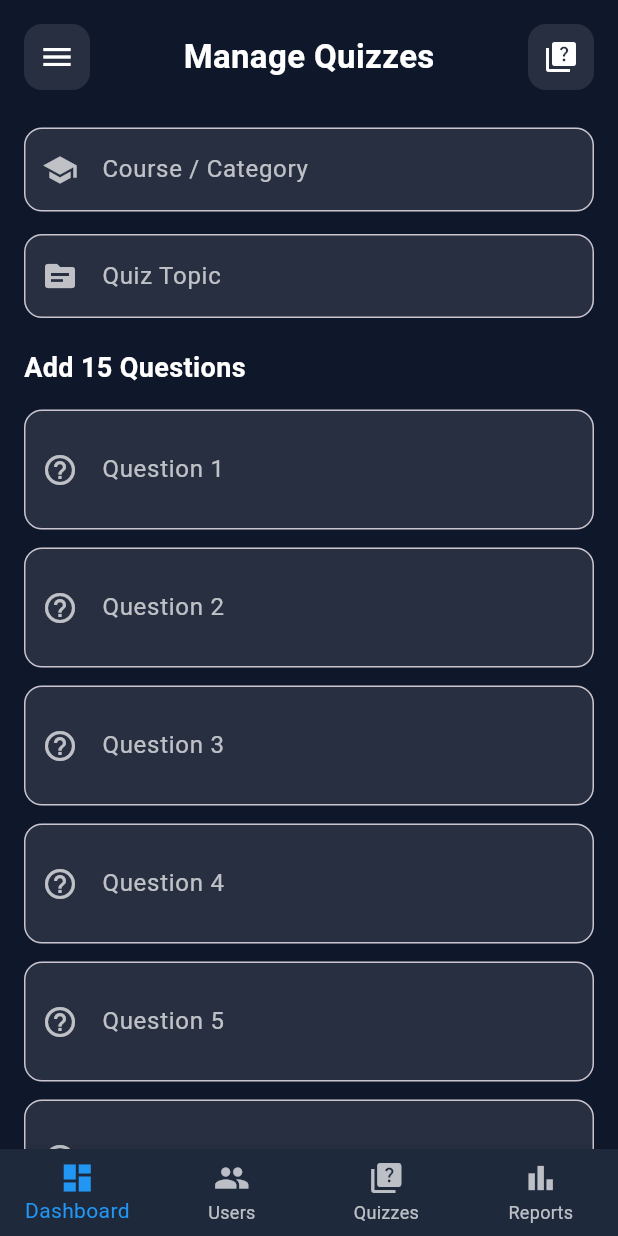
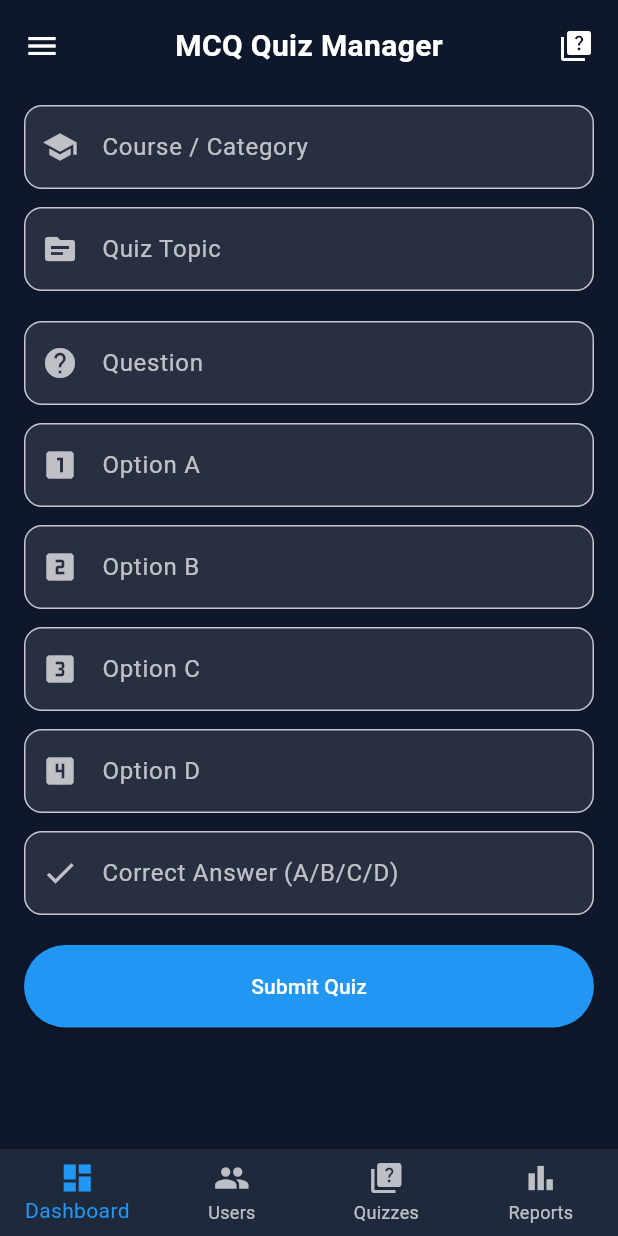
Before and after one commit to Diya2004-source/NotesQuest, a Flutter app: the Quizzes screen opened by its route, on a phone screen of 412 x 824 dp. Run offline on Flutter 3.47's test engine with Material 3 defaults, Android fonts, the phone set to English and light mode, and no system bars; our stand-ins replace cloud_firestore, firebase_auth, firebase_core, fl_chart, google_sign_in; missing offline and left inert: razorpay_flutter; accounts and stored records are empty; Roboto replaces fonts that are missing (Poppins).

Commit message:
Quiz collection updated

```diff
--- a/notesquest/lib/admin/manage_quizzes.dart
+++ b/notesquest/lib/admin/manage_quizzes.dart
@@ -17,42 +17,35 @@ class _QuizzesState extends State<Quizzes> {
   final courseController = TextEditingController();
   final topicController = TextEditingController();
 
-  List<TextEditingController> questionControllers = [];
+  final questionController = TextEditingController();
+  final optionAController = TextEditingController();
+  final optionBController = TextEditingController();
+  final optionCController = TextEditingController();
+  final optionDController = TextEditingController();
+  final answerController = TextEditingController();
 
   bool isLoading = false;
-
-  @override
-  void initState() {
-    super.initState();
-
-    // DEFAULT 15 QUESTIONS
-    for (int i = 0; i < 15; i++) {
-      questionControllers.add(TextEditingController());
-    }
-  }
 
   @override
   void dispose() {
     courseController.dispose();
     topicController.dispose();
-
-    for (var controller in questionControllers) {
-      controller.dispose();
-    }
-
+    questionController.dispose();
+    optionAController.dispose();
+    optionBController.dispose();
+    optionCController.dispose();
+    optionDController.dispose();
+    answerController.dispose();
     super.dispose();
   }
 
-  // ================= INPUT STYLE =================
   InputDecoration inputStyle(String label, IconData icon) {
     return InputDecoration(
       labelText: label,
       prefixIcon: Icon(icon, color: Colors.white70),
       filled: true,
       fillColor: Colors.white10,
-      border: OutlineInputBorder(
-        borderRadius: BorderRadius.circular(12),
-      ),
+      border: OutlineInputBorder(borderRadius: BorderRadius.circular(12)),
       labelStyle: const TextStyle(color: Colors.white70),
     );
   }
@@ -64,16 +57,17 @@ class _QuizzesState extends State<Quizzes> {
     setState(() => isLoading = true);
 
     try {
-      List<String> questions = [];
-
-      for (var controller in questionControllers) {
-        questions.add(controller.text.trim());
-      }
-
       await FirebaseFirestore.instance.collection('quizzes').add({
         "category": courseController.text.trim(),
         "topic": topicController.text.trim(),
-        "questions": questions,
+        "question": questionController.text.trim(),
+        "options": {
+          "A": optionAController.text.trim(),
+          "B": optionBController.text.trim(),
+          "C": optionCController.text.trim(),
+          "D": optionDController.text.trim(),
+        },
+        "answer": answerController.text.trim().toUpperCase(),
         "createdBy": "Admin",
         "createdAt": FieldValue.serverTimestamp(),
       });
@@ -81,10 +75,12 @@ class _QuizzesState extends State<Quizzes> {
       // CLEAR
       courseController.clear();
       topicController.clear();
-
-      for (var controller in questionControllers) {
-        controller.clear();
-      }
+      questionController.clear();
+      optionAController.clear();
+      optionBController.clear();
+      optionCController.clear();
+      optionDController.clear();
+      answerController.clear();
 
       ScaffoldMessenger.of(context).showSnackBar(
         const SnackBar(
@@ -94,29 +90,22 @@ class _QuizzesState extends State<Quizzes> {
       );
     } catch (e) {
       ScaffoldMessenger.of(context).showSnackBar(
-        SnackBar(
-          content: Text("Error: $e"),
-          backgroundColor: Colors.red,
-        ),
+        SnackBar(content: Text("Error: $e"), backgroundColor: Colors.red),
       );
     }
 
     setState(() => isLoading = false);
   }
 
-  // ================= DELETE QUIZ =================
+  // ================= DELETE =================
   Future<void> deleteQuiz(String id) async {
-    await FirebaseFirestore.instance
-        .collection('quizzes')
-        .doc(id)
-        .delete();
+    await FirebaseFirestore.instance.collection('quizzes').doc(id).delete();
   }
 
   @override
   Widget build(BuildContext context) {
     return Scaffold(
       backgroundColor: const Color(0xFF0F172A),
-
       drawer: const CustomDrawer(),
       bottomNavigationBar: const CustomBottomNavbar(),
 
@@ -138,39 +127,17 @@ class _QuizzesState extends State<Quizzes> {
                           Scaffold.of(context).openDrawer();
                         }
                       },
-                      child: Container(
-                        padding: const EdgeInsets.all(10),
-                        decoration: BoxDecoration(
-                          color: Colors.white10,
-                          borderRadius: BorderRadius.circular(12),
-                        ),
-                        child: const Icon(
-                          Icons.menu,
-                          color: Colors.white,
-                        ),
-                      ),
+                      child: const Icon(Icons.menu, color: Colors.white),
                     ),
-
                     const Text(
-                      "Manage Quizzes",
+                      "MCQ Quiz Manager",
                       style: TextStyle(
                         color: Colors.white,
-                        fontSize: 22,
+                        fontSize: 20,
                         fontWeight: FontWeight.bold,
                       ),
                     ),
-
-                    Container(
-                      padding: const EdgeInsets.all(10),
-                      decoration: BoxDecoration(
-                        color: Colors.white10,
-                        borderRadius: BorderRadius.circular(12),
-                      ),
-                      child: const Icon(
-                        Icons.quiz,
-                        color: Colors.white,
-                      ),
-                    ),
+                    const Icon(Icons.quiz, color: Colors.white),
                   ],
                 ),
               ),
@@ -182,72 +149,90 @@ class _QuizzesState extends State<Quizzes> {
                 key: _formKey,
                 child: Column(
                   children: [
-                    // COURSE
                     TextFormField(
                       controller: courseController,
                       style: const TextStyle(color: Colors.white),
                       decoration:
                           inputStyle("Course / Category", Icons.school),
-                      validator: (value) =>
-                          value!.isEmpty ? "Enter course" : null,
+                      validator: (v) =>
+                          v!.isEmpty ? "Enter category" : null,
                     ),
 
-                    const SizedBox(height: 15),
+                    const SizedBox(height: 12),
 
-                    // TOPIC
                     TextFormField(
                       controller: topicController,
                       style: const TextStyle(color: Colors.white),
                       decoration:
                           inputStyle("Quiz Topic", Icons.topic),
-                      validator: (value) =>
-                          value!.isEmpty ? "Enter topic" : null,
+                      validator: (v) =>
+                          v!.isEmpty ? "Enter topic" : null,
                     ),
 
                     const SizedBox(height: 20),
 
-                    // ================= QUESTIONS =================
-                    const Align(
-                      alignment: Alignment.centerLeft,
-                      child: Text(
-                        "Add 15 Questions",
-                        style: TextStyle(
-                          color: Colors.white,
-                          fontSize: 18,
-                          fontWeight: FontWeight.bold,
-                        ),
-                      ),
+                    TextFormField(
+                      controller: questionController,
+                      style: const TextStyle(color: Colors.white),
+                      decoration:
+                          inputStyle("Question", Icons.help),
+                      validator: (v) =>
+                          v!.isEmpty ? "Enter question" : null,
                     ),
 
-                    const SizedBox(height: 15),
+                    const SizedBox(height: 12),
 
-                    Column(
-                      children: List.generate(
-                        questionControllers.length,
-                        (index) {
-                          return Padding(
-                            padding: const EdgeInsets.only(bottom: 12),
-                            child: TextFormField(
-                              controller: questionControllers[index],
-                              style:
-                                  const TextStyle(color: Colors.white),
-                              maxLines: 2,
-                              decoration: inputStyle(
-                                "Question ${index + 1}",
-                                Icons.help_outline,
-                              ),
-                              validator: (value) => value!.isEmpty
-                                  ? "Enter question"
-                                  : null,
-                            ),
-                          );
-                        },
-                      ),
+                    TextFormField(
+                      controller: optionAController,
+                      style: const TextStyle(color: Colors.white),
+                      decoration: inputStyle("Option A", Icons.looks_one),
+                      validator: (v) =>
+                          v!.isEmpty ? "Enter option A" : null,
+                    ),
+
+                    const SizedBox(height: 12),
+
+                    TextFormField(
+                      controller: optionBController,
+                      style: const TextStyle(color: Colors.white),
+                      decoration: inputStyle("Option B", Icons.looks_two),
+                      validator: (v) =>
+                          v!.isEmpty ? "Enter option B" : null,
+                    ),
+
+                    const SizedBox(height: 12),
+
+                    TextFormField(
+                      controller: optionCController,
+                      style: const TextStyle(color: Colors.white),
+                      decoration: inputStyle("Option C", Icons.looks_3),
+                      validator: (v) =>
+                          v!.isEmpty ? "Enter option C" : null,
+                    ),
+
+                    const SizedBox(height: 12),
+
+                    TextFormField(
+                      controller: optionDController,
+                      style: const TextStyle(color: Colors.white),
+                      decoration: inputStyle("Option D", Icons.looks_4),
+                      validator: (v) =>
+                          v!.isEmpty ? "Enter option D" : null,
+                    ),
+
+                    const SizedBox(height: 12),
+
+                    TextFormField(
+                      controller: answerController,
+                      style: const TextStyle(color: Colors.white),
+                      decoration: inputStyle(
+                          "Correct Answer (A/B/C/D)", Icons.check),
+                      validator: (v) =>
+                          v!.isEmpty ? "Enter correct answer" : null,
                     ),
 
                     const SizedBox(height: 20),
 
-                    // ================= BUTTON =================
                     SizedBox(
                       width: double.infinity,
                       height: 55,
@@ -255,21 +240,14 @@ class _QuizzesState extends State<Quizzes> {
                         onPressed: isLoading ? null : addQuiz,
                         style: ElevatedButton.styleFrom(
                           backgroundColor: Colors.blue,
-                          shape: RoundedRectangleBorder(
-                            borderRadius:
-                                BorderRadius.circular(12),
-                          ),
                         ),
                         child: isLoading
                             ? const CircularProgressIndicator(
                                 color: Colors.white,
                               )
                             : const Text(
-                                "Add Quiz",
-                                style: TextStyle(
-                                  fontSize: 16,
-                                  color: Colors.white,
-                                ),
+                                "Submit Quiz",
+                                style: TextStyle(color: Colors.white),
                               ),
                       ),
                     ),
@@ -277,147 +255,80 @@ class _QuizzesState extends State<Quizzes> {
                 ),
               ),
 
-              const SizedBox(height: 35),
+              const SizedBox(height: 30),
 
-              // ================= QUIZ LIST =================
-              const Align(
-                alignment: Alignment.centerLeft,
-                child: Text(
-                  "All Quizzes",
-                  style: TextStyle(
-                    color: Colors.white,
-                    fontSize: 20,
-                    fontWeight: FontWeight.bold,
-                  ),
-                ),
-              ),
-
-              const SizedBox(height: 15),
-
+              // ================= LIST =================
               StreamBuilder<QuerySnapshot>(
                 stream: FirebaseFirestore.instance
                     .collection('quizzes')
                     .orderBy('createdAt', descending: true)
                     .snapshots(),
                 builder: (context, snapshot) {
-                  if (snapshot.hasError) {
-                    return const Text(
-                      "Something went wrong",
-                      style: TextStyle(color: Colors.white),
-                    );
-                  }
-
                   if (!snapshot.hasData) {
-                    return const Center(
-                      child: CircularProgressIndicator(),
-                    );
+                    return const CircularProgressIndicator();
                   }
 
                   final docs = snapshot.data!.docs;
 
-                  if (docs.isEmpty) {
-                    return const Text(
-                      "No quizzes added yet",
-                      style: TextStyle(color: Colors.white70),
-                    );
-                  }
-
                   return ListView.builder(
+                    shrinkWrap: true,
+                    physics: const NeverScrollableScrollPhysics(),
                     itemCount: docs.length,
-                    shrinkWrap: true,
-                    physics:
-                        const NeverScrollableScrollPhysics(),
                     itemBuilder: (context, index) {
                       final data =
                           docs[index].data() as Map<String, dynamic>;
 
-                      final questions =
-                          List<String>.from(data['questions'] ?? []);
+                      final options =
+                          data['options'] as Map<String, dynamic>? ?? {};
 
                       return Container(
-                        margin: const EdgeInsets.only(bottom: 15),
-                        padding: const EdgeInsets.all(16),
+                        margin: const EdgeInsets.only(bottom: 12),
+                        padding: const EdgeInsets.all(12),
                         decoration: BoxDecoration(
                           color: Colors.white10,
-                          borderRadius:
-                              BorderRadius.circular(16),
+                          borderRadius: BorderRadius.circular(12),
                         ),
                         child: Column(
-                          crossAxisAlignment:
-                              CrossAxisAlignment.start,
+                          crossAxisAlignment: CrossAxisAlignment.start,
                           children: [
-                            Row(
-                              mainAxisAlignment:
-                                  MainAxisAlignment.spaceBetween,
-                              children: [
-                                Expanded(
-                                  child: Text(
-                                    data['topic'] ?? "",
-                                    style: const TextStyle(
-                                      color: Colors.white,
-                                      fontSize: 18,
-                                      fontWeight:
-                                          FontWeight.bold,
-                                    ),
-                                  ),
-                                ),
+                            Text(
+                              "${data['topic']}",
+                              style: const TextStyle(
+                                  color: Colors.white,
+                                  fontWeight: FontWeight.bold),
+                            ),
+                            Text(
+                              "Q: ${data['question']}",
+                              style: const TextStyle(color: Colors.white70),
+                            ),
+                            const SizedBox(height: 5),
 
-                                IconButton(
-                                  onPressed: () =>
-                                      deleteQuiz(docs[index].id),
-                                  icon: const Icon(
-                                    Icons.delete,
-                                    color: Colors.red,
-                                  ),
-                                ),
-                              ],
-                            ),
+                            Text("A: ${options['A'] ?? ''}",
+                                style: const TextStyle(color: Colors.white70)),
+                            Text("B: ${options['B'] ?? ''}",
+                                style: const TextStyle(color: Colors.white70)),
+                            Text("C: ${options['C'] ?? ''}",
+                                style: const TextStyle(color: Colors.white70)),
+                            Text("D: ${options['D'] ?? ''}",
+                                style: const TextStyle(color: Colors.white70)),
 
                             const SizedBox(height: 5),
 
                             Text(
-                              "Course: ${data['category'] ?? ""}",
+                              "Answer: ${data['answer']}",
                               style: const TextStyle(
-                                color: Colors.white70,
-                              ),
+                                  color: Colors.greenAccent),
                             ),
 
-                            const SizedBox(height: 15),
-
-                            const Text(
-                              "Questions:",
-                              style: TextStyle(
-                                color: Colors.white,
-                                fontWeight: FontWeight.bold,
+                            Align(
+                              alignment: Alignment.centerRight,
+                              child: IconButton(
+                                icon: const Icon(Icons.delete,
+                                    color: Colors.red),
+                                onPressed: () =>
+                                    deleteQuiz(docs[index].id),
                               ),
-                            ),
-
-                            const SizedBox(height: 10),
-
-                            Column(
-                              children: List.generate(
-                                questions.length,
-                                (qIndex) {
-                                  return Padding(
-                                    padding:
-                                        const EdgeInsets.only(
-                                      bottom: 8,
-                                    ),
-                                    child: Align(
-                                      alignment:
-                                          Alignment.centerLeft,
-                                      child: Text(
-                                        "${qIndex + 1}. ${questions[qIndex]}",
-                                        style: const TextStyle(
-                                          color:
-                                              Colors.white70,
-                                        ),
-                                      ),
-                                    ),
-                                  );
-                                },
-                              ),
-                            ),
+                            )
                           ],
                         ),
                       );
```
Also changed, not shown: notesquest/lib/login_screen.dart (+75 -82 lines).
